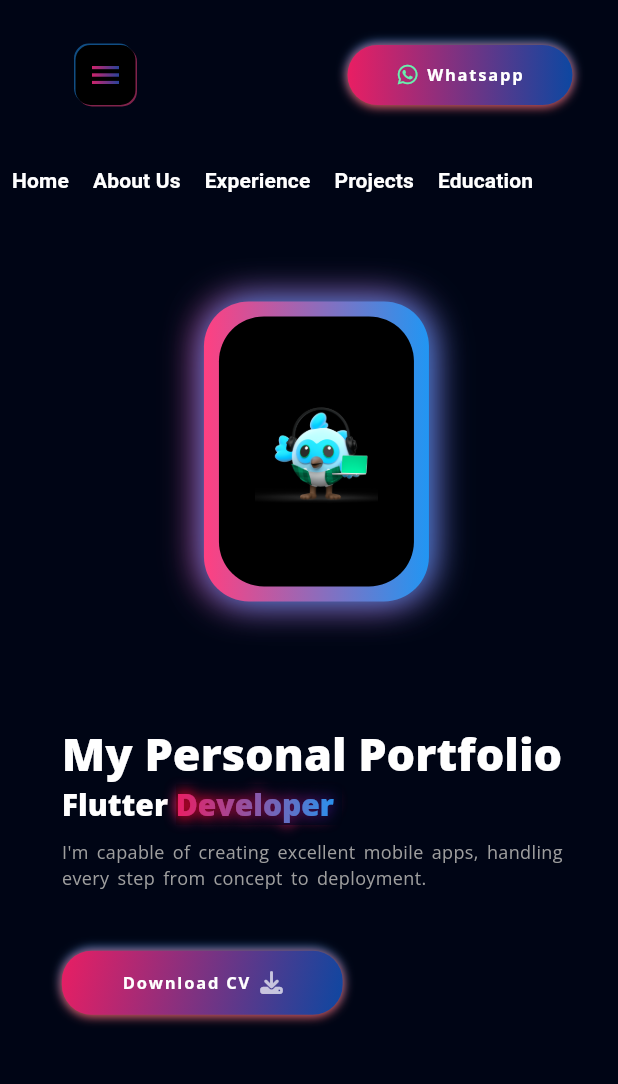
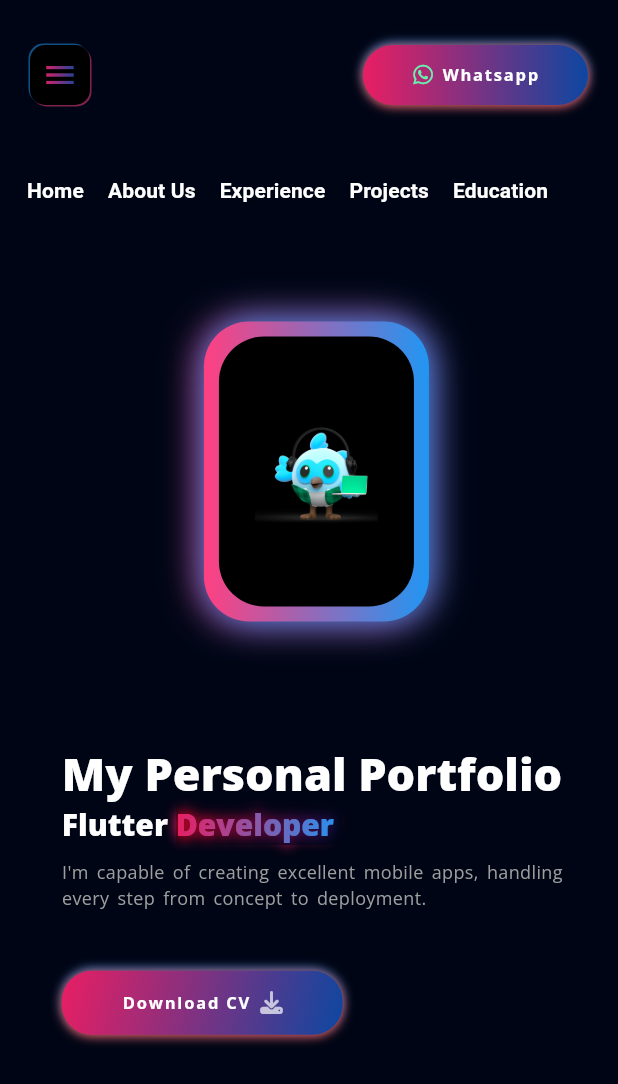
Before and after one commit to sagarkoju33/finalPortfilo, a Flutter app: the screen it shows after launch, on a phone screen of 412 x 824 dp. Shown: the top 1084 px of the screen. Run offline on Flutter 3.47's test engine with Material 3 defaults, Android fonts, the phone set to English and light mode, and no system bars; our stand-ins replace firebase_core, flutter_svg, font_awesome_flutter, get, google_fonts, photo_view; accounts and stored records are empty.

Commit message:
issue fix

```diff
--- a/lib/view/main/components/navigation_bar.dart
+++ b/lib/view/main/components/navigation_bar.dart
@@ -1,3 +1,4 @@
+import 'package:flutter/foundation.dart';
 import 'package:flutter/material.dart';
 import 'package:portfolio/view%20model/responsive.dart';
 import 'package:portfolio/view/intro/components/side_menu_button.dart';
@@ -12,21 +13,25 @@
   Widget build(BuildContext context) {
     return Scaffold(
       body: Row(
-        crossAxisAlignment: CrossAxisAlignment.center,
+        // crossAxisAlignment: CrossAxisAlignment.center,
+        mainAxisAlignment: MainAxisAlignment.spaceBetween,
         children: [
-          const Spacer(),
           Padding(
             padding: const EdgeInsets.all(defaultPadding),
             child: !Responsive.isLargeMobile(context)
                 ? Image.asset('assets/images/triange_icon.png')
                 : MenuButton(onTap: () => Scaffold.of(context).openDrawer()),
           ),
+          Spacer(flex: 2),
           // if(Responsive.isLargeMobile(context)) MenuButton(),
-          const Spacer(flex: 2),
-          if (!Responsive.isLargeMobile(context)) const NavigationButtonList(),
-          const Spacer(flex: 2),
-          const ConnectButton(),
-          const Spacer(),
+          if (!Responsive.isLargeMobile(context)) NavigationButtonList(),
+          Spacer(),
+
+          Padding(
+            padding: const EdgeInsets.only(right: defaultPadding),
+            child: const ConnectButton(),
+          ),
+          // const Spacer(),
         ],
       ),
     );
--- a/lib/view/main/components/navigation_button_list.dart
+++ b/lib/view/main/components/navigation_button_list.dart
@@ -20,10 +20,13 @@
 
   @override
   Widget build(BuildContext context) {
-    return SizedBox(
+    return Expanded(
+      child: SizedBox(
         height: 60,
+        width: double.infinity,
+
         child: ListView.builder(
-        // shrinkWrap: true,
+          padding: const EdgeInsets.symmetric(horizontal: 10),
           scrollDirection: Axis.horizontal,
           itemCount: navigationButtons.length,
           physics: const BouncingScrollPhysics(),
@@ -52,6 +55,7 @@
             );
           },
         ),
+      ),
     );
   }
 }
```
Lines whose indentation alone changed are shown as unchanged.
